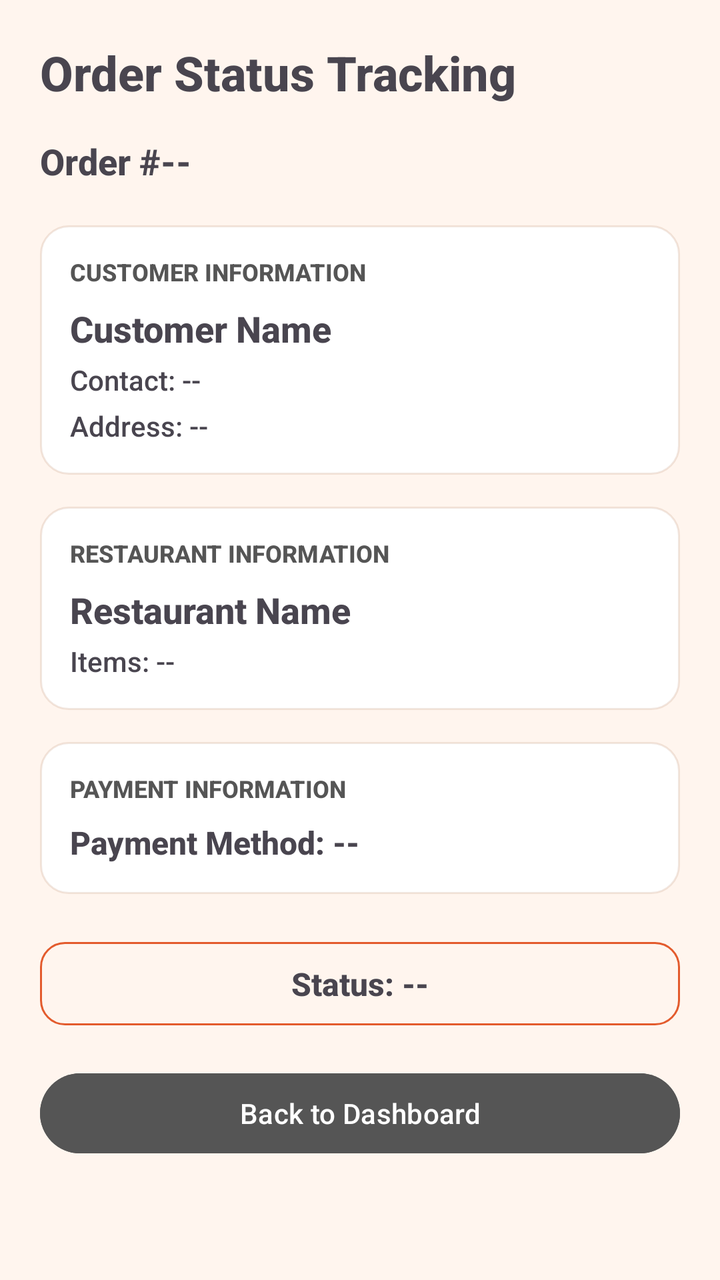
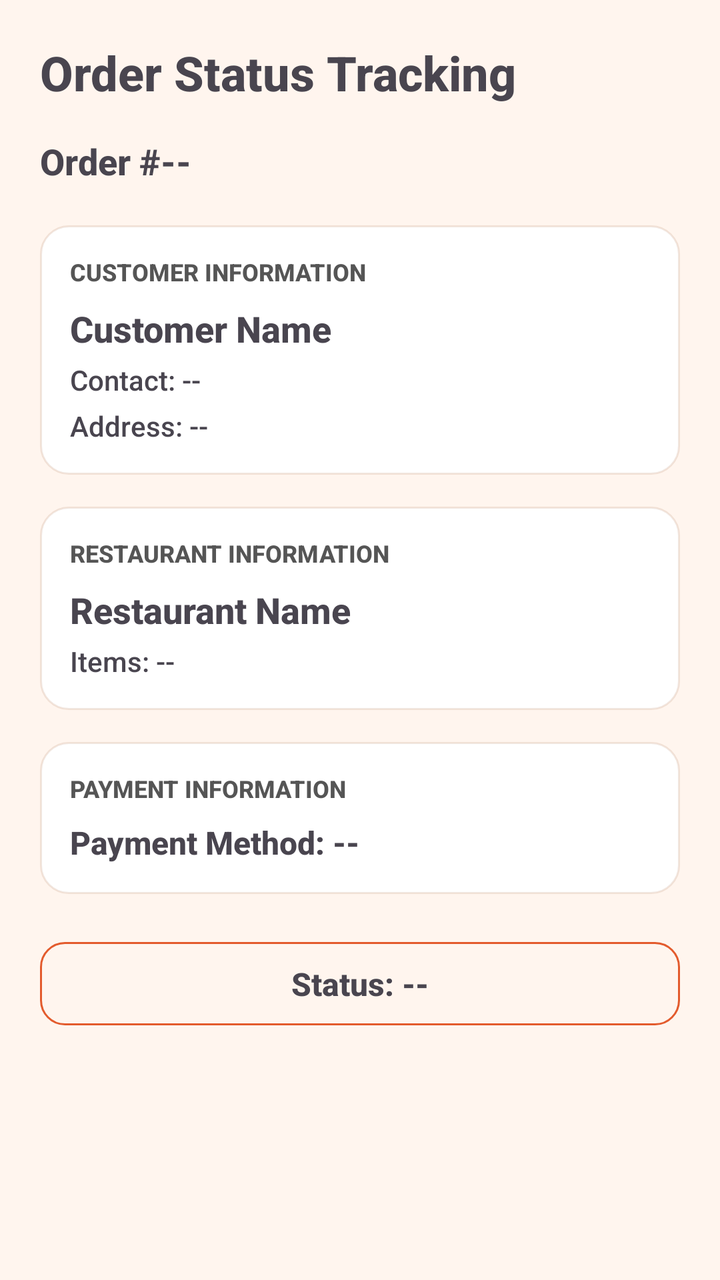

An Android layout rendered at two revisions. The XML below is the earlier revision; the diff shows what the commit changed to produce the second picture.
<!-- AndroidManifest.xml: application theme Theme.FOODDASH -->
<!-- res/layout/activity_active_order.xml -->
<?xml version="1.0" encoding="utf-8"?>
<ScrollView xmlns:android="http://schemas.android.com/apk/res/android"
    android:layout_width="match_parent"
    android:layout_height="match_parent"
    android:background="@color/light_faded_orange"
    android:fillViewport="true">

    <LinearLayout
        android:layout_width="match_parent"
        android:layout_height="wrap_content"
        android:orientation="vertical"
        android:padding="20dp">

        <TextView
            android:layout_width="wrap_content"
            android:layout_height="wrap_content"
            android:text="Order Status Tracking"
            android:textSize="24sp"
            android:textStyle="bold" />

        <TextView
            android:id="@+id/activeOrderIdText"
            android:layout_width="match_parent"
            android:layout_height="wrap_content"
            android:layout_marginTop="16dp"
            android:text="Order #--"
            android:textSize="18sp"
            android:textStyle="bold" />

        <LinearLayout
            android:layout_width="match_parent"
            android:layout_height="wrap_content"
            android:layout_marginTop="20dp"
            android:background="@drawable/view_border"
            android:orientation="vertical"
            android:padding="15dp">

            <TextView
                android:layout_width="wrap_content"
                android:layout_height="wrap_content"
                android:text="CUSTOMER INFORMATION"
                android:textSize="12sp"
                android:textStyle="bold"
                android:textColor="@color/secondary_dark_gray" />

            <TextView
                android:id="@+id/activeCustomerName"
                android:layout_width="match_parent"
                android:layout_height="wrap_content"
                android:layout_marginTop="8dp"
                android:text="Customer Name"
                android:textSize="18sp"
                android:textStyle="bold" />

            <TextView
                android:id="@+id/activeCustomerContact"
                android:layout_width="match_parent"
                android:layout_height="wrap_content"
                android:layout_marginTop="4dp"
                android:text="Contact: --" />

            <TextView
                android:id="@+id/activeDeliveryAddress"
                android:layout_width="match_parent"
                android:layout_height="wrap_content"
                android:layout_marginTop="4dp"
                android:text="Address: --" />
        </LinearLayout>

        

        <LinearLayout
            android:layout_width="match_parent"
            android:layout_height="wrap_content"
            android:layout_marginTop="16dp"
            android:background="@drawable/view_border"
            android:orientation="vertical"
            android:padding="15dp">

            <TextView
                android:layout_width="wrap_content"
                android:layout_height="wrap_content"
                android:text="RESTAURANT INFORMATION"
                android:textSize="12sp"
                android:textStyle="bold"
                android:textColor="@color/secondary_dark_gray" />

            <TextView
                android:id="@+id/activeRestaurantName"
                android:layout_width="match_parent"
                android:layout_height="wrap_content"
                android:layout_marginTop="8dp"
                android:text="Restaurant Name"
                android:textSize="18sp"
                android:textStyle="bold" />

            <TextView
                android:id="@+id/activeOrderItems"
                android:layout_width="match_parent"
                android:layout_height="wrap_content"
                android:layout_marginTop="4dp"
                android:text="Items: --" />
        </LinearLayout>

        <LinearLayout
            android:layout_width="match_parent"
            android:layout_height="wrap_content"
            android:layout_marginTop="16dp"
            android:background="@drawable/view_border"
            android:orientation="vertical"
            android:padding="15dp">

            <TextView
                android:layout_width="wrap_content"
                android:layout_height="wrap_content"
                android:text="PAYMENT INFORMATION"
                android:textSize="12sp"
                android:textStyle="bold"
                android:textColor="@color/secondary_dark_gray" />

            <TextView
                android:id="@+id/activePaymentMethod"
                android:layout_width="match_parent"
                android:layout_height="wrap_content"
                android:layout_marginTop="8dp"
                android:text="Payment Method: --"
                android:textSize="16sp"
                android:textStyle="bold" />
        </LinearLayout>

        <TextView
            android:id="@+id/activeOrderStatus"
            android:layout_width="match_parent"
            android:layout_height="wrap_content"
            android:layout_marginTop="24dp"
            android:text="Status: --"
            android:textSize="16sp"
            android:textStyle="bold"
            android:gravity="center"
            android:padding="10dp"
            android:background="@drawable/button_border" />

        <Button
            android:id="@+id/btnAccept"
            android:layout_width="match_parent"
            android:layout_height="wrap_content"
            android:layout_marginTop="20dp"
            android:text="Accept Order"
            android:visibility="gone" />

        <Button
            android:id="@+id/btnPreparing"
            android:layout_width="match_parent"
            android:layout_height="wrap_content"
            android:layout_marginTop="10dp"
            android:text="Mark as Preparing"
            android:visibility="gone" />

        <Button
            android:id="@+id/btnReady"
            android:layout_width="match_parent"
            android:layout_height="wrap_content"
            android:layout_marginTop="10dp"
            android:text="Mark as Ready for Pickup"
            android:visibility="gone" />

        <Button
            android:id="@+id/btnArrived"
            android:layout_width="match_parent"
            android:layout_height="wrap_content"
            android:layout_marginTop="10dp"
            android:text="Arrived at Restaurant"
            android:visibility="gone" />

        <Button
            android:id="@+id/btnPickedUp"
            android:layout_width="match_parent"
            android:layout_height="wrap_content"
            android:layout_marginTop="10dp"
            android:text="Picked Up Order"
            android:visibility="gone" />

        <Button
            android:id="@+id/btnOnTheWay"
            android:layout_width="match_parent"
            android:layout_height="wrap_content"
            android:layout_marginTop="10dp"
            android:text="On the Way"
            android:visibility="gone" />

        <Button
            android:id="@+id/btnDelivered"
            android:layout_width="match_parent"
            android:layout_height="wrap_content"
            android:layout_marginTop="10dp"
            android:text="Mark as Delivered"
            android:visibility="gone" />

        <Button
            android:id="@+id/btnBackToDashboard"
            android:layout_width="match_parent"
            android:layout_height="wrap_content"
            android:layout_marginTop="20dp"
            android:text="Back to Dashboard"
            android:backgroundTint="@color/secondary_dark_gray" />

    </LinearLayout>
</ScrollView>
<!-- resources referenced by this layout -->
<resources>
  <color name="light_faded_orange">#FFFFF5EE</color>
  <color name="secondary_dark_gray">#555555</color>
  <!-- drawable button_border (drawable) -->
  <?xml version="1.0" encoding="utf-8"?>
  <shape xmlns:android="http://schemas.android.com/apk/res/android"
      android:shape="rectangle">
      <solid android:color="@android:color/transparent" />
      <stroke
          android:width="1dp"
          android:color="@color/brand_primary" />
      <corners android:radius="12dp" />
  </shape>
  <!-- drawable view_border (drawable) -->
  <?xml version="1.0" encoding="utf-8"?>
  <shape xmlns:android="http://schemas.android.com/apk/res/android"
      android:shape="rectangle">
      <solid android:color="@color/brand_surface" />
      <stroke
          android:width="1dp"
          android:color="@color/brand_border" />
      <corners android:radius="14dp" />
  </shape>
  <style name="Theme.FOODDASH" parent="Base.Theme.FOODDASH" />
  <color name="brand_primary">#E35B2D</color>
  <color name="brand_surface">#FFFFFFFF</color>
  <color name="brand_border">#26A2603A</color>
  <style name="Base.Theme.FOODDASH" parent="Theme.Material3.DayNight.NoActionBar">
          <item name="colorPrimary">@color/brand_primary</item>
          <item name="colorOnPrimary">@color/white</item>
          <item name="colorPrimaryContainer">@color/faded_orange</item>
          <item name="colorOnPrimaryContainer">@color/brand_text</item>
          <item name="colorSecondary">@color/brand_secondary</item>
          <item name="colorOnSecondary">@color/white</item>
          <item name="colorSurface">@color/brand_surface</item>
          <item name="colorOnSurface">@color/brand_text</item>
          <item name="colorSurfaceVariant">@color/brand_surface_soft</item>
          <item name="colorOutline">@color/brand_border</item>
          <item name="android:colorBackground">@color/light_faded_orange</item>
          <item name="android:statusBarColor">@android:color/transparent</item>
          <item name="android:navigationBarColor">@color/brand_surface</item>
          <item name="android:windowLightStatusBar">true</item>
          <item name="android:fontFamily">sans-serif-medium</item>
          <item name="android:textColorPrimary">@color/brand_text</item>
          <item name="android:textColorSecondary">@color/brand_text_muted</item>
          <item name="android:windowBackground">@drawable/bg_app_gradient</item>
          <item name="materialCardViewStyle">@style/Widget.FOODDASH.Card</item>
      </style>
  <color name="white">#FFFFFFFF</color>
  <color name="faded_orange">#FFE8A871</color>
  <color name="brand_text">#1F1A17</color>
  <color name="brand_secondary">#2E7D58</color>
  <color name="brand_surface_soft">#FFFFF9F4</color>
  <color name="brand_text_muted">#6C5A4D</color>
  <!-- drawable bg_app_gradient (drawable) -->
  <?xml version="1.0" encoding="utf-8"?>
  <shape xmlns:android="http://schemas.android.com/apk/res/android"
      android:shape="rectangle">
      <gradient
          android:angle="270"
          android:endColor="@color/brand_gradient_end"
          android:startColor="@color/brand_gradient_start" />
  </shape>
  <style name="Widget.FOODDASH.Card" parent="Widget.Material3.CardView.Elevated">
          <item name="cardBackgroundColor">@color/brand_surface</item>
          <item name="cardCornerRadius">18dp</item>
          <item name="cardElevation">2dp</item>
      </style>
  <color name="brand_gradient_end">#FFFFF9F4</color>
  <color name="brand_gradient_start">#FFFFEFE2</color>
</resources>

<!-- the commit's change to res/layout/activity_active_order.xml (unified diff, before → after) -->
@@ -196,13 +196,5 @@
             android:text="Mark as Delivered"
             android:visibility="gone" />
 
-        <Button
-            android:id="@+id/btnBackToDashboard"
-            android:layout_width="match_parent"
-            android:layout_height="wrap_content"
-            android:layout_marginTop="20dp"
-            android:text="Back to Dashboard"
-            android:backgroundTint="@color/secondary_dark_gray" />
-
     </LinearLayout>
 </ScrollView>
